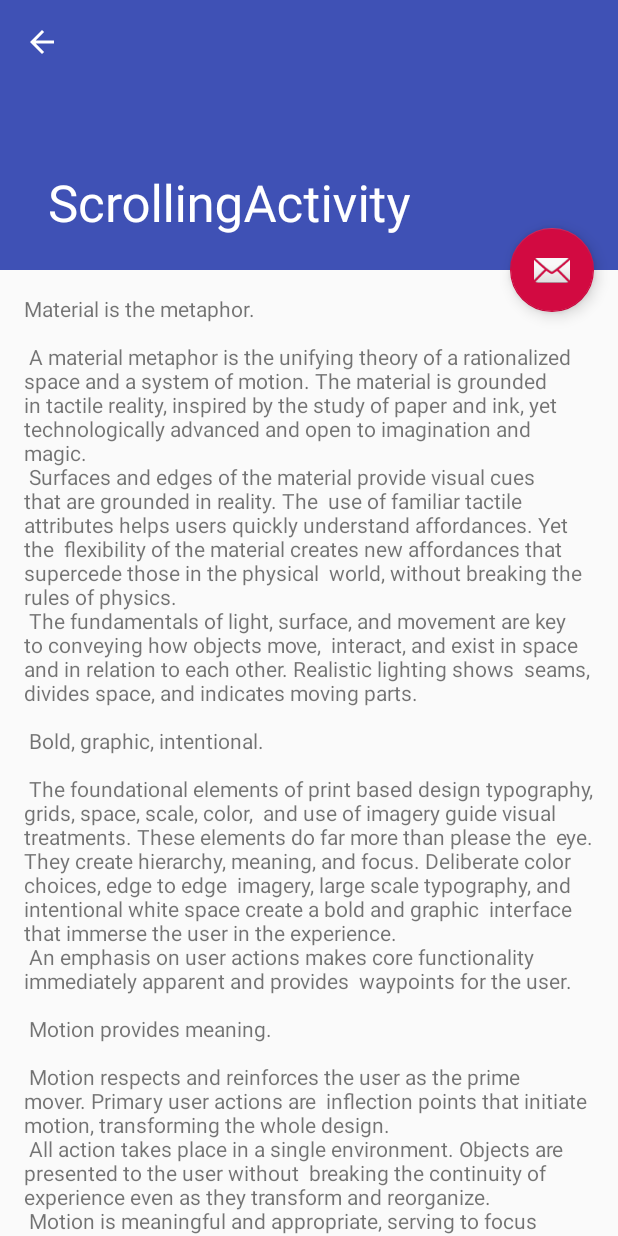
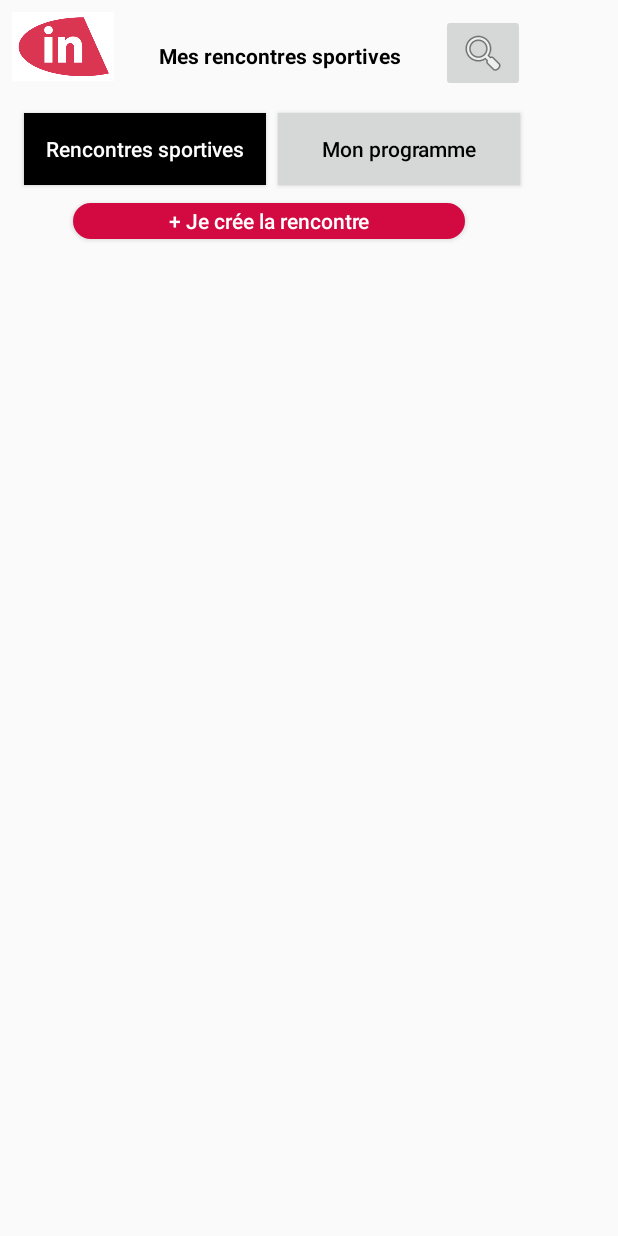
Before and after one commit to Haingue/SportIn, an Android app: the ScrollingActivity screen opened directly, with no data from a screen before it, on a phone screen of 412 x 824 dp. Run offline under Robolectric (Android 15) with nearby library versions, the phone set to English and light mode, and no system bars.

Commit message:
add events resume

```diff
--- a/SportIn/app/src/main/java/fr/univ_lille1/iutinfo/sportin/ScrollingActivity.java
+++ b/SportIn/app/src/main/java/fr/univ_lille1/iutinfo/sportin/ScrollingActivity.java
@@ -16,14 +16,7 @@ public class ScrollingActivity extends AppCompatActivity {
         Toolbar toolbar = (Toolbar) findViewById(R.id.toolbar);
         setSupportActionBar(toolbar);
 
-        FloatingActionButton fab = (FloatingActionButton) findViewById(R.id.fab);
-        fab.setOnClickListener(new View.OnClickListener() {
-            @Override
-            public void onClick(View view) {
-                Snackbar.make(view, "Replace with your own action", Snackbar.LENGTH_LONG)
-                        .setAction("Action", null).show();
-            }
-        });
+
         getSupportActionBar().setDisplayHomeAsUpEnabled(true);
     }
 }
--- a/SportIn/app/src/main/res/layout/activity_scrolling.xml
+++ b/SportIn/app/src/main/res/layout/activity_scrolling.xml
@@ -10,14 +10,14 @@
     <android.support.design.widget.AppBarLayout
         android:id="@+id/app_bar"
         android:layout_width="match_parent"
-        android:layout_height="@dimen/app_bar_height"
+        android:layout_height="0dp"
         android:fitsSystemWindows="true"
         android:theme="@style/AppTheme.AppBarOverlay">
 
         <android.support.design.widget.CollapsingToolbarLayout
             android:id="@+id/toolbar_layout"
             android:layout_width="match_parent"
-            android:layout_height="match_parent"
+            android:layout_height="0dp"
             android:fitsSystemWindows="true"
             app:contentScrim="?attr/colorPrimary"
             app:layout_scrollFlags="scroll|exitUntilCollapsed">
@@ -32,15 +32,9 @@
         </android.support.design.widget.CollapsingToolbarLayout>
     </android.support.design.widget.AppBarLayout>
 
-    <include layout="@layout/content_scrolling" />
-
-    <android.support.design.widget.FloatingActionButton
-        android:id="@+id/fab"
-        android:layout_width="wrap_content"
-        android:layout_height="wrap_content"
-        android:layout_margin="@dimen/fab_margin"
-        app:layout_anchor="@id/app_bar"
-        app:layout_anchorGravity="bottom|end"
-        app:srcCompat="@android:drawable/ic_dialog_email" />
+    <include
+        android:id="@+id/include2"
+        layout="@layout/content_scrolling"
+        android:layout_height="420dp" />
 
 </android.support.design.widget.CoordinatorLayout>
--- a/SportIn/app/src/main/res/layout/content_scrolling.xml
+++ b/SportIn/app/src/main/res/layout/content_scrolling.xml
@@ -2,16 +2,131 @@
 <android.support.v4.widget.NestedScrollView xmlns:android="http://schemas.android.com/apk/res/android"
     xmlns:app="http://schemas.android.com/apk/res-auto"
     xmlns:tools="http://schemas.android.com/tools"
-    android:layout_width="match_parent"
+    android:layout_width="wrap_content"
     android:layout_height="match_parent"
     app:layout_behavior="@string/appbar_scrolling_view_behavior"
     tools:context="fr.univ_lille1.iutinfo.sportin.ScrollingActivity"
     tools:showIn="@layout/activity_scrolling">
 
-    <TextView
-        android:layout_width="wrap_content"
-        android:layout_height="wrap_content"
-        android:layout_margin="@dimen/text_margin"
-        android:text="@string/large_text" />
+    <android.support.constraint.ConstraintLayout
+        android:layout_width="match_parent"
+        android:layout_height="match_parent">
+
+        <ImageView
+            android:id="@+id/imageView2"
+            android:layout_width="68dp"
+            android:layout_height="47dp"
+            android:layout_marginEnd="18dp"
+            android:layout_marginLeft="8dp"
+            android:layout_marginRight="18dp"
+            android:layout_marginStart="8dp"
+            android:layout_marginTop="7dp"
+            app:layout_constraintHorizontal_bias="0.0"
+            app:layout_constraintLeft_toLeftOf="parent"
+            app:layout_constraintRight_toLeftOf="@+id/textView"
+            app:layout_constraintTop_toTopOf="parent"
+            app:srcCompat="@drawable/logo_in_blanc" />
+
+        <TextView
+            android:id="@+id/textView"
+            android:layout_width="174dp"
+            android:layout_height="20dp"
+            android:layout_marginEnd="14dp"
+            android:layout_marginRight="14dp"
+            android:layout_marginTop="27dp"
+            android:text="Mes rencontres sportives"
+            android:textColor="@android:color/black"
+            android:textStyle="bold"
+            app:layout_constraintRight_toLeftOf="@+id/imageButton"
+            app:layout_constraintTop_toTopOf="parent" />
+
+        <ImageButton
+            android:id="@+id/imageButton"
+            android:layout_width="56dp"
+            android:layout_height="wrap_content"
+            android:layout_marginEnd="8dp"
+            android:layout_marginRight="8dp"
+            android:layout_marginTop="9dp"
+            app:layout_constraintRight_toRightOf="parent"
+            app:layout_constraintTop_toTopOf="parent"
+            app:srcCompat="@android:drawable/ic_menu_search" />
+
+        <ToggleButton
+            android:id="@+id/toggleButton"
+            android:layout_width="161dp"
+            android:layout_height="48dp"
+            android:layout_marginLeft="16dp"
+            android:layout_marginStart="16dp"
+            android:layout_marginTop="28dp"
+            android:background="@android:color/black"
+            android:text="Rencontres sportives"
+            android:textAllCaps="false"
+            android:textColor="@android:color/white"
+            android:textOff="Rencontres sportives"
+            android:textOn="Rencontres sportives"
+            app:layout_constraintLeft_toLeftOf="parent"
+            app:layout_constraintTop_toBottomOf="@+id/textView" />
+
+        <ToggleButton
+            android:id="@+id/toggleButton2"
+            android:layout_width="161dp"
+            android:layout_height="48dp"
+            android:layout_marginEnd="8dp"
+            android:layout_marginStart="8dp"
+            android:background="?attr/colorButtonNormal"
+            android:text="Mon programme"
+            android:textAllCaps="false"
+            android:textColor="@android:color/black"
+            android:textOff="Mon programme"
+            android:textOn="Mon programme"
+            app:layout_constraintLeft_toRightOf="@+id/toggleButton"
+            android:layout_marginLeft="7dp"
+            android:layout_marginRight="8dp"
+            app:layout_constraintRight_toRightOf="parent"
+            app:layout_constraintTop_toTopOf="@+id/toggleButton"
+            android:layout_marginTop="0dp"
+            app:layout_constraintHorizontal_bias="0.0" />
+
+        <Button
+            android:id="@+id/button4"
+            android:layout_width="261dp"
+            android:layout_height="24dp"
+            android:layout_marginEnd="8dp"
+            android:layout_marginLeft="8dp"
+            android:layout_marginRight="8dp"
+            android:layout_marginStart="8dp"
+            android:layout_marginTop="12dp"
+            android:background="@drawable/fond_bouton"
+            android:onClick="afficherForm"
+            android:text="+ Je crée la rencontre"
+            android:textAllCaps="false"
+            android:textColor="@android:color/white"
+            app:layout_constraintHorizontal_bias="0.503"
+            app:layout_constraintLeft_toLeftOf="parent"
+            app:layout_constraintRight_toRightOf="parent"
+            app:layout_constraintTop_toBottomOf="@+id/toggleButton" />
+
+        <LinearLayout
+            android:layout_width="342dp"
+            android:layout_height="345dp"
+            android:layout_marginBottom="8dp"
+            android:layout_marginLeft="8dp"
+            android:layout_marginRight="8dp"
+            android:layout_marginTop="8dp"
+            android:orientation="horizontal"
+            app:layout_constraintBottom_toBottomOf="parent"
+            app:layout_constraintHorizontal_bias="1.0"
+            app:layout_constraintLeft_toLeftOf="parent"
+            app:layout_constraintRight_toRightOf="parent"
+            app:layout_constraintTop_toBottomOf="@+id/button4"
+            app:layout_constraintVertical_bias="1.0">
+
+            <ListView
+                android:layout_width="match_parent"
+                android:layout_height="match_parent" />
+        </LinearLayout>
+
+    </android.support.constraint.ConstraintLayout>
+
 
 </android.support.v4.widget.NestedScrollView>
```
